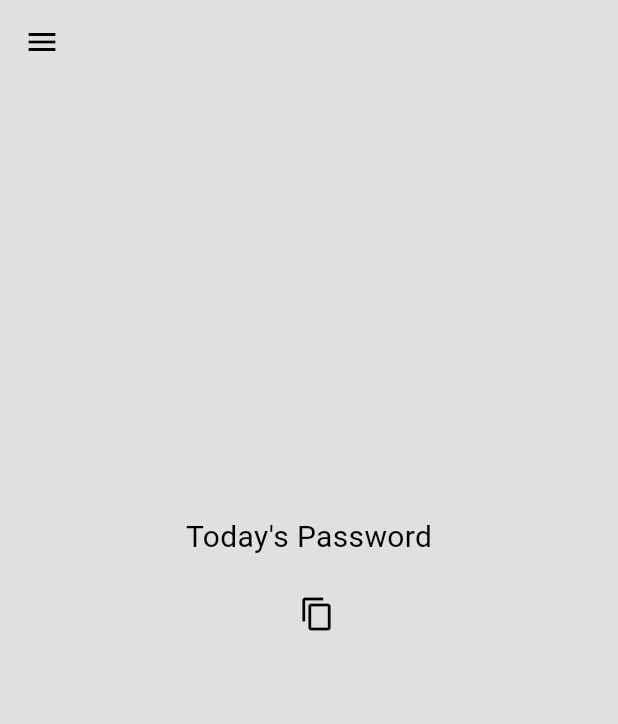
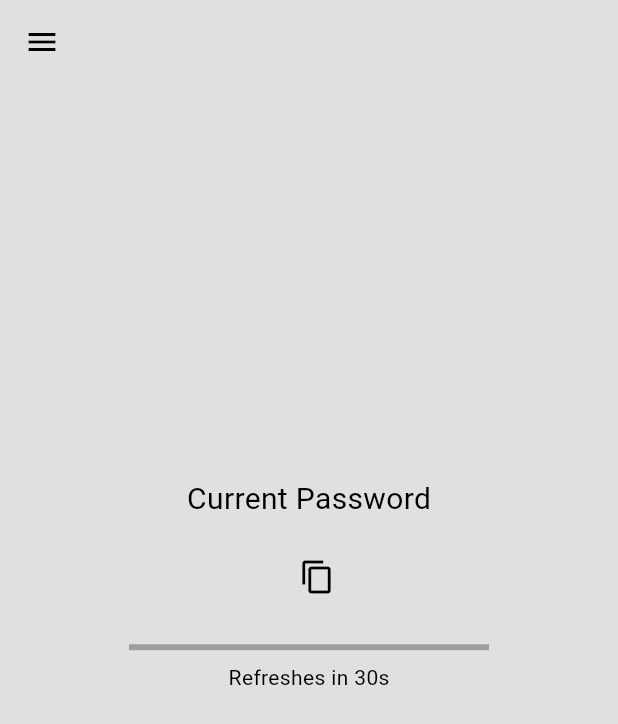
Before and after one commit to kamalkoranga/kaalpass, a Flutter app: the screen it shows after launch, on a phone screen of 412 x 824 dp. Shown: the top 724 px of the screen. Run offline on Flutter 3.47's test engine with Material 3 defaults, Android fonts, the phone set to English and light mode, and no system bars; our stand-ins replace shared_preferences; missing offline and left inert: home_widget.

Commit message:
added time progress bar of 30 seconds

```diff
--- a/lib/pages/home_page.dart
+++ b/lib/pages/home_page.dart
@@ -47,7 +47,10 @@ class _HomePageState extends State<HomePage> {
     return Scaffold(
       appBar: AppBar(elevation: 0,),
       drawer: MyDrawer(_promptForSecret),
-      body: PasswordDisplay(password: passwordService.currentPassword),
+      body: PasswordDisplay(
+        password: passwordService.currentPassword,
+        secondsRemaining: passwordService.remainingSeconds,
+      ),
     );
   }
 }
--- a/lib/widgets/password_display.dart
+++ b/lib/widgets/password_display.dart
@@ -3,16 +3,25 @@ import 'package:flutter/services.dart';
 
 class PasswordDisplay extends StatelessWidget {
   final String password;
+  final int secondsRemaining;
+  final int rotationSeconds;
 
-  const PasswordDisplay({super.key, required this.password});
+  const PasswordDisplay({
+    super.key,
+    required this.password,
+    required this.secondsRemaining,
+    this.rotationSeconds = 30,
+  });
 
   @override
   Widget build(BuildContext context) {
+    final progress = secondsRemaining / rotationSeconds;
+
     return Center(
       child: Column(
         mainAxisAlignment: MainAxisAlignment.center,
         children: [
-          Text("Today's Password", style: TextStyle(fontSize: 20)),
+          Text('Current Password', style: TextStyle(fontSize: 20)),
           const SizedBox(height: 10),
           Row(
             mainAxisAlignment: MainAxisAlignment.center,
@@ -37,6 +46,20 @@ class PasswordDisplay extends StatelessWidget {
               ),
             ],
           ),
+          const SizedBox(height: 18),
+          SizedBox(
+            width: 240,
+            child: Column(
+              children: [
+                LinearProgressIndicator(value: progress),
+                const SizedBox(height: 8),
+                Text(
+                  'Refreshes in ${secondsRemaining}s',
+                  style: const TextStyle(fontSize: 14),
+                ),
+              ],
+            ),
+          ),
           const SizedBox(height: 100),
         ],
       ),
```
